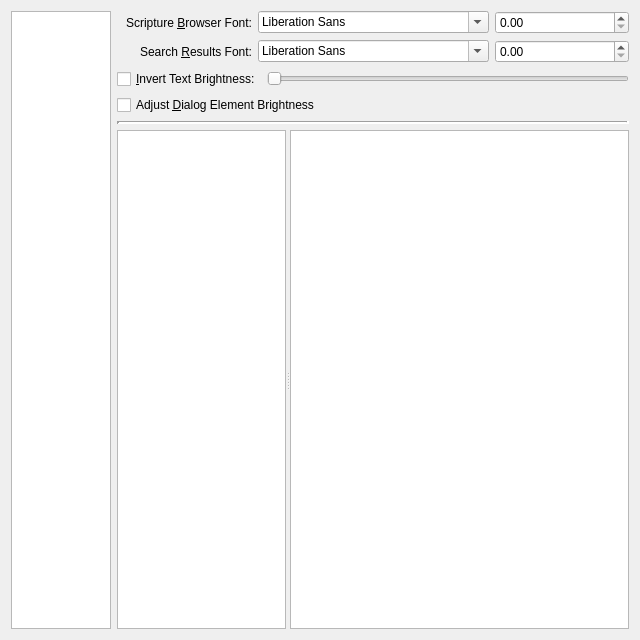
Old version of the form programs/KJVCanOpener/KJVTextFormatConfig.ui in the repository dewhisna/KingJamesPureBibleSearch.
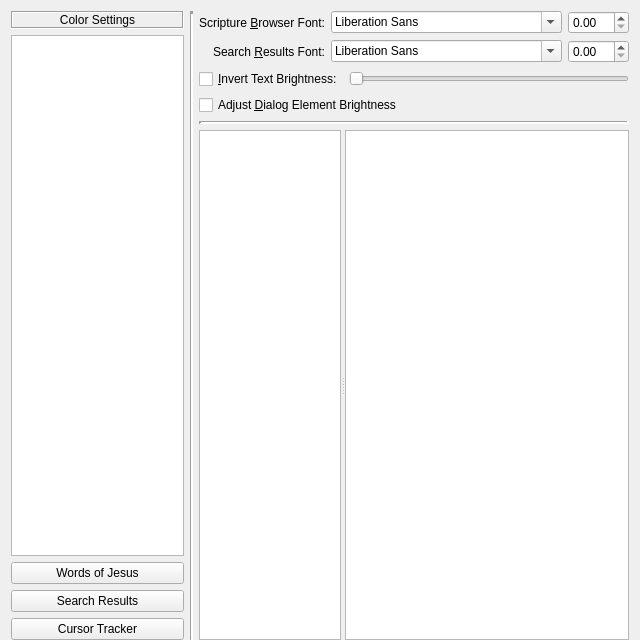
New version of the form.

Diff of the .ui file:
```diff
--- a/programs/KJVCanOpener/KJVTextFormatConfig.ui
+++ b/programs/KJVCanOpener/KJVTextFormatConfig.ui
@@ -13,8 +13,34 @@
   <property name="windowTitle">
    <string>Text Format Configuration</string>
   </property>
-  <layout class="QGridLayout" name="gridLayout_4">
+  <layout class="QGridLayout" name="gridLayout_5">
+   <property name="bottomMargin">
+    <number>0</number>
+   </property>
    <item row="0" column="0" rowspan="3">
+    <layout class="QGridLayout" name="gridLayout_4">
+     <item row="0" column="0">
+      <layout class="QVBoxLayout" name="vertLayoutColorOptions">
+       <item>
+        <widget class="QLabel" name="labelColorOptions">
+         <property name="frameShape">
+          <enum>QFrame::Box</enum>
+         </property>
+         <property name="frameShadow">
+          <enum>QFrame::Sunken</enum>
+         </property>
+         <property name="text">
+          <string>Color Settings</string>
+         </property>
+         <property name="alignment">
+          <set>Qt::AlignCenter</set>
+         </property>
+         <property name="margin">
+          <number>4</number>
+         </property>
+        </widget>
+       </item>
+       <item>
     <widget class="QListWidget" name="listWidgetColorOptions">
      <property name="sizePolicy">
       <sizepolicy hsizetype="Expanding" vsizetype="Expanding">
@@ -30,6 +56,41 @@
      </property>
     </widget>
    </item>
+       <item>
+        <widget class="QPushButton" name="buttonWordsOfJesusColor">
+         <property name="text">
+          <string>Words of Jesus</string>
+         </property>
+        </widget>
+       </item>
+       <item>
+        <widget class="QPushButton" name="buttonSearchResultsColor">
+         <property name="text">
+          <string>Search Results</string>
+         </property>
+        </widget>
+       </item>
+       <item>
+        <widget class="QPushButton" name="buttonCursorFollowColor">
+         <property name="text">
+          <string>Cursor Tracker</string>
+         </property>
+        </widget>
+       </item>
+      </layout>
+     </item>
+     <item row="0" column="1">
+      <widget class="Line" name="line_2">
+       <property name="lineWidth">
+        <number>3</number>
+       </property>
+       <property name="orientation">
+        <enum>Qt::Vertical</enum>
+       </property>
+      </widget>
+     </item>
+    </layout>
+   </item>
    <item row="0" column="1">
     <layout class="QGridLayout" name="gridLayout">
      <item row="0" column="0">
@@ -146,19 +207,31 @@
        </property>
        <widget class="QTreeView" name="treeViewSearchResultsPreview">
         <property name="sizePolicy">
-         <sizepolicy hsizetype="Expanding" vsizetype="Expanding">
+         <sizepolicy hsizetype="Expanding" vsizetype="MinimumExpanding">
           <horstretch>10</horstretch>
           <verstretch>0</verstretch>
          </sizepolicy>
         </property>
+        <property name="minimumSize">
+         <size>
+          <width>0</width>
+          <height>320</height>
+         </size>
+        </property>
        </widget>
        <widget class="QTextBrowser" name="textScriptureBrowserPreview">
         <property name="sizePolicy">
-         <sizepolicy hsizetype="Expanding" vsizetype="Expanding">
+         <sizepolicy hsizetype="Expanding" vsizetype="MinimumExpanding">
           <horstretch>20</horstretch>
           <verstretch>0</verstretch>
          </sizepolicy>
         </property>
+        <property name="minimumSize">
+         <size>
+          <width>0</width>
+          <height>320</height>
+         </size>
+        </property>
        </widget>
       </widget>
      </item>
```
Left out of the diff: 3 changed lines with no effect on the pictures. Lines whose indentation alone changed are shown as unchanged.
